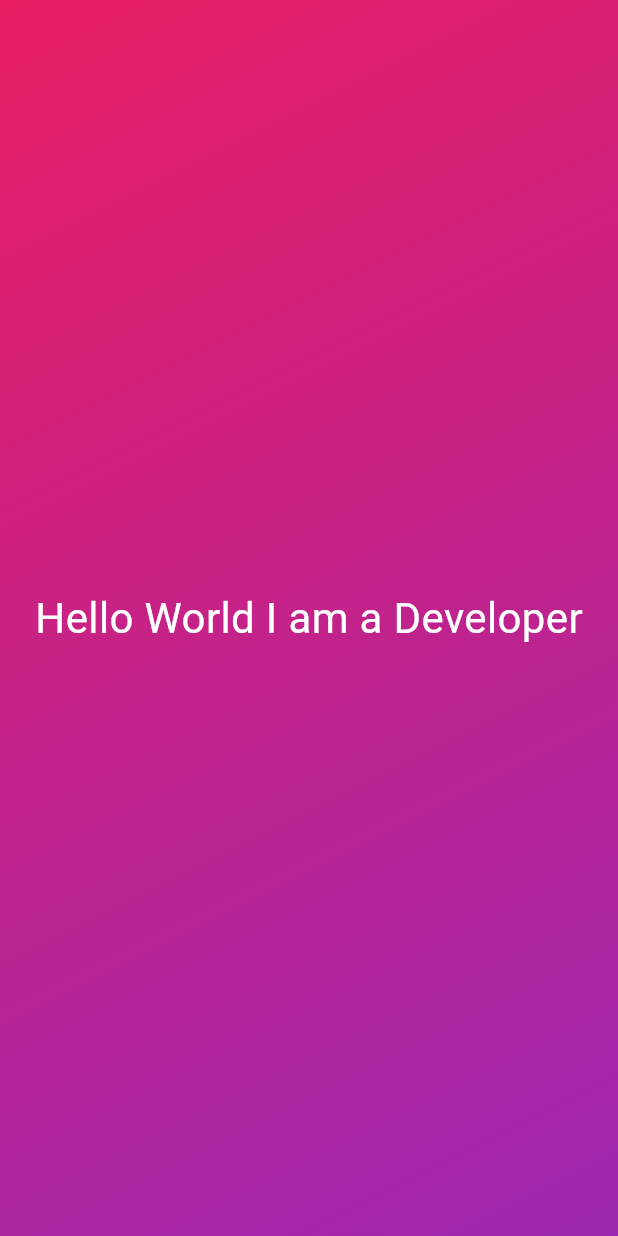
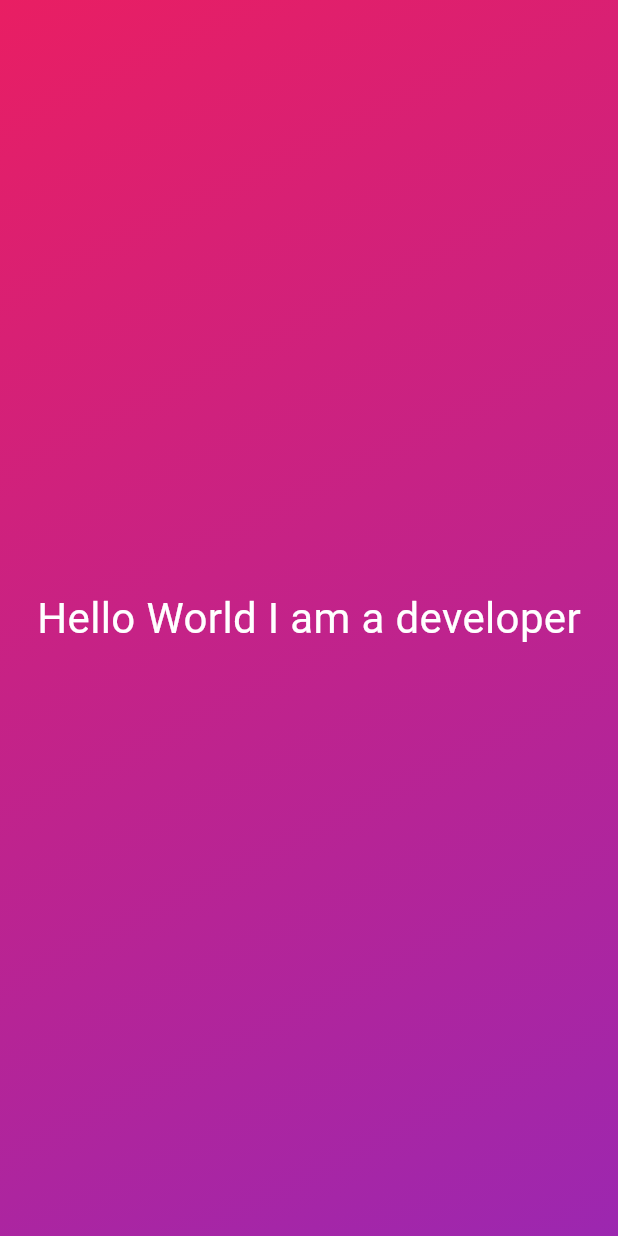
Before and after one commit to Mmohitt/flutter_projects, a Flutter app: the screen it shows after launch, on a phone screen of 412 x 824 dp. Run offline on Flutter 3.47's test engine with Material 3 defaults, Android fonts, the phone set to English and light mode, and no system bars.

Commit message:
use of final and const

```diff
--- a/first_app/lib/gradient_container.dart
+++ b/first_app/lib/gradient_container.dart
@@ -2,19 +2,22 @@ import 'package:first_app/styled_text.dart';
 import 'package:flutter/material.dart';
 
 class GradientContainer extends StatelessWidget {
-  const GradientContainer({super.key});
+  const GradientContainer(this.color1, this.color2, {super.key});
+
+  final Color color1;
+  final Color color2;
 
   @override
   Widget build(BuildContext context) {
     return Container(
-      decoration: const BoxDecoration(
+      decoration: BoxDecoration(
         gradient: LinearGradient(
-            colors: [Colors.pink, Colors.purple],
+            colors: [color1, color2],
             begin: Alignment.topLeft,
             end: Alignment.bottomRight),
       ),
       child: const Center(
-        child: StyledText(),
+        child: StyledText('Hello World I am a developer'),
       ),
     );
   }
--- a/first_app/lib/main.dart
+++ b/first_app/lib/main.dart
@@ -6,7 +6,7 @@ void main() {
   runApp(
     const MaterialApp(
       home: Scaffold(
-        body: GradientContainer(),
+        body: GradientContainer(Colors.pink, Colors.purple),
       ),
     ),
   );
--- a/first_app/lib/styled_text.dart
+++ b/first_app/lib/styled_text.dart
@@ -1,13 +1,15 @@
 import 'package:flutter/material.dart';
 
 class StyledText extends StatelessWidget {
-  const StyledText({super.key});
+  const StyledText(this.text, {super.key});
+
+  final String text;
 
   @override
   Widget build(BuildContext context) {
-    return const Text(
-      'Hello World I am a Developer',
-      style: TextStyle(
+    return Text(
+      text,
+      style: const TextStyle(
         color: Colors.white,
         fontSize: 28,
       ),
```
